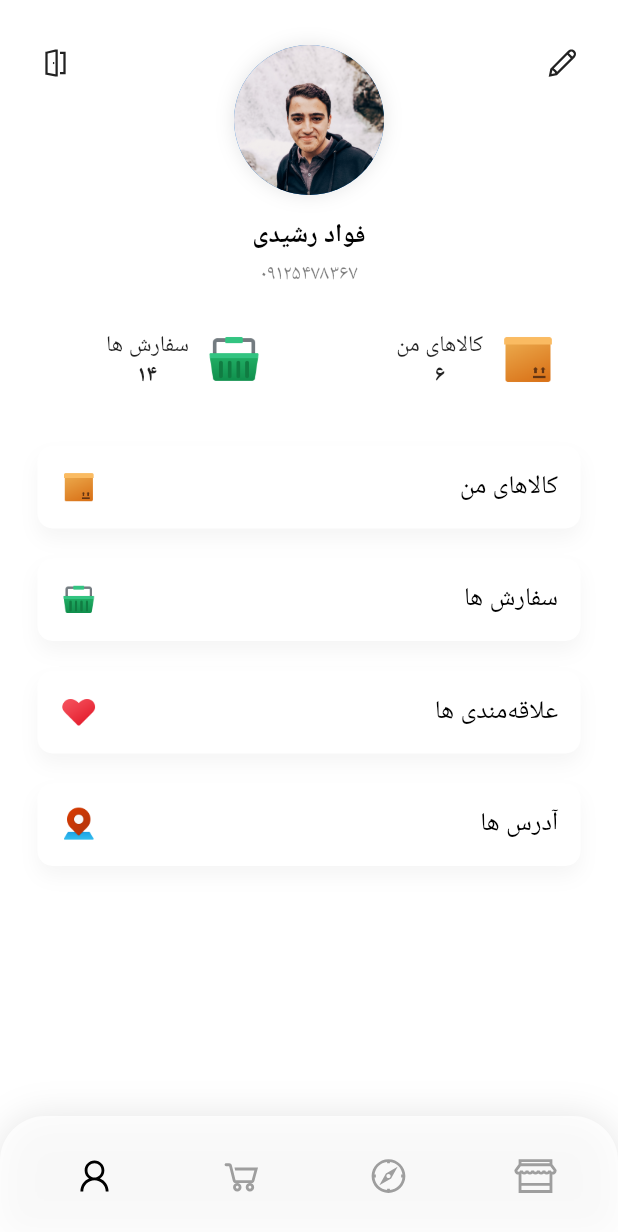
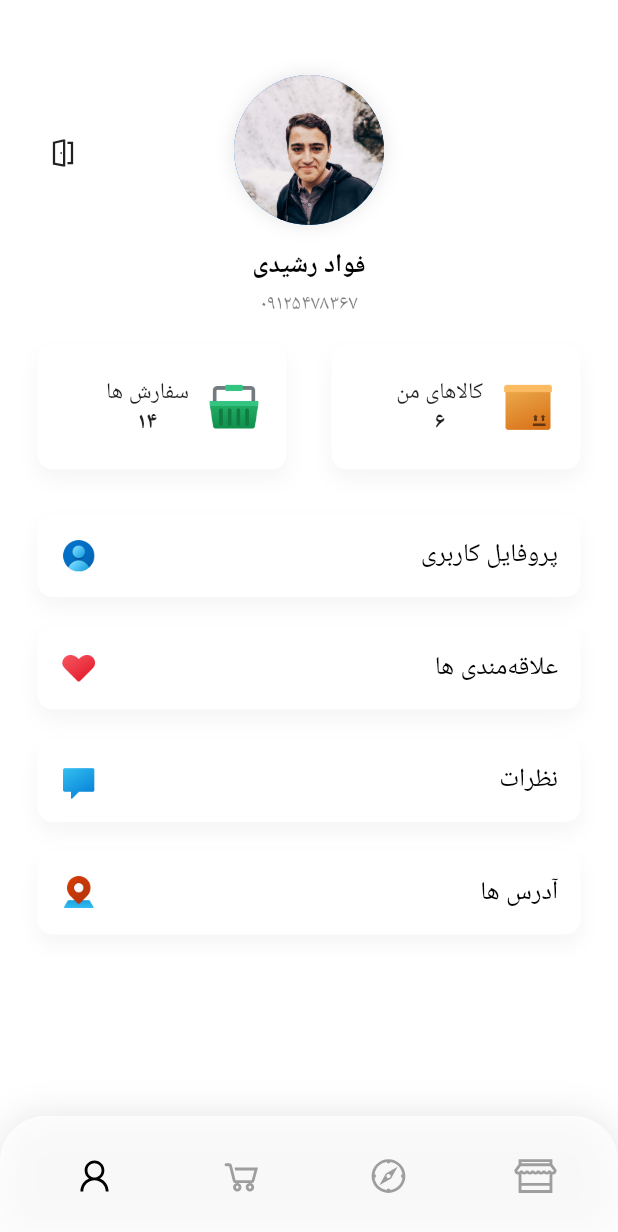
Before and after one commit to mfrashidi/beheshti-store-flutter, a Flutter app: the screen it shows after launch, item 4 of the bottom bar chosen, on a phone screen of 412 x 824 dp. Shown: the top 1232 px of the screen. Run offline on Flutter 3.47's test engine with Material 2 defaults, Android fonts, the phone set to English and light mode, and no system bars; drawn by our look-alikes of google_nav_bar; our stand-ins replace flutter_staggered_animations, google_fonts, line_icons; Roboto replaces fonts that are missing (Beheshti).

Commit message:
Update Profile screen

```diff
--- a/lib/screens/profile_screen.dart
+++ b/lib/screens/profile_screen.dart
@@ -14,51 +14,15 @@ class ProfileScreen extends StatelessWidget {
           child: Body(),
           padding: EdgeInsets.symmetric(horizontal: 25),
         ),
-      )
-    );
-  }
-}
-
-class Body extends StatelessWidget {
-  const Body({Key? key}) : super(key: key);
-
-  @override
-  Widget build(BuildContext context) {
-    List<Map<String, dynamic>> statistics = [
-      {"logo": "assets/screens/profile/item.png",
-        "text": "کالاهای من",
-        "number": "۶"
-      },
-      {"logo": "assets/screens/profile/basket.png",
-        "text": "سفارش ها",
-        "number": "۱۴"
-      },
-    ];
-    List<Map<String, dynamic>> settings = [
-      {"logo": "assets/screens/profile/item.png",
-        "text": "کالاهای من",
-      },
-      {"logo": "assets/screens/profile/basket.png",
-        "text": "سفارش ها",
-      },
-      {"logo": "assets/screens/profile/heart.png",
-        "text": "علاقه‌مندی ها",
-      },
-      {"logo": "assets/screens/profile/address.png",
-        "text": "آدرس ها",
-      },
-    ];
-    return ListView(
-      physics: BouncingScrollPhysics(),
-      children: [
-        Padding(
-          padding: EdgeInsets.only(top: 30, bottom: 20),
+      ),
+      appBar: AppBar(
+        elevation: 0,
+        backgroundColor: Colors.white.withOpacity(0),
+        toolbarHeight: 230,
+        flexibleSpace: Padding(
+          padding: EdgeInsets.only(top: 50),
           child: Stack(
             children: [
-              Align(
-                alignment: Alignment.centerRight,
-                child: Icon(LineIcons.pen),
-              ),
               Align(
                 alignment: Alignment.center,
                 child: Column(
@@ -102,20 +66,61 @@ class Body extends StatelessWidget {
                   ],
                 ),
               ),
-              Align(
-                alignment: Alignment.centerLeft,
-                child: Icon(LineIcons.doorOpen),
+              Padding(
+                padding: EdgeInsets.only(left: 30, top: 40),
+                child:
+                  Align(
+                    alignment: Alignment.topLeft,
+                    child: Icon(LineIcons.doorOpen),
+                  )
               ),
-          ],
+            ],
           ),
         ),
+      ),
+    );
+  }
+}
+
+class Body extends StatelessWidget {
+  const Body({Key? key}) : super(key: key);
+
+  @override
+  Widget build(BuildContext context) {
+    List<Map<String, dynamic>> statistics = [
+      {"logo": "assets/screens/profile/item.png",
+        "text": "کالاهای من",
+        "number": "۶"
+      },
+      {"logo": "assets/screens/profile/basket.png",
+        "text": "سفارش ها",
+        "number": "۱۴"
+      },
+    ];
+    List<Map<String, dynamic>> settings = [
+      {"logo": "assets/screens/profile/user.png",
+        "text": "پروفایل کاربری",
+      },
+      {"logo": "assets/screens/profile/heart.png",
+        "text": "علاقه‌مندی ها",
+      },
+      {"logo": "assets/screens/profile/comment.png",
+        "text": "نظرات",
+      },
+      {"logo": "assets/screens/profile/address.png",
+        "text": "آدرس ها",
+      },
+    ];
+    return ListView(
+      physics: BouncingScrollPhysics(),
+      children: [
         GridView.builder(
           physics: BouncingScrollPhysics(),
           padding: EdgeInsets.only(bottom: 30),
           shrinkWrap: true,
           gridDelegate: const SliverGridDelegateWithFixedCrossAxisCount(
             crossAxisCount: 2,
-            childAspectRatio: 3,
+            childAspectRatio: 2,
             crossAxisSpacing: 30,
             mainAxisSpacing: 30,
           ),
@@ -127,6 +132,18 @@ class Body extends StatelessWidget {
               child: FadeInAnimation(
                 child: FadeInAnimation(
                   child: Container(
+                      decoration: BoxDecoration(
+                        color: Colors.white,
+                        borderRadius: BorderRadius.all(Radius.circular(10)),
+                        boxShadow: [
+                          BoxShadow(
+                            color: Colors.black.withOpacity(0.04),
+                            spreadRadius: 0,
+                            blurRadius: 10,
+                            offset: Offset(0, 7), // changes position of shadow
+                          ),
+                        ],
+                      ),
                       child:
                           Row(
                             children: [
```
Also changed, not shown: assets/screens/profile/comment.png (added), assets/screens/profile/user.png (added).
